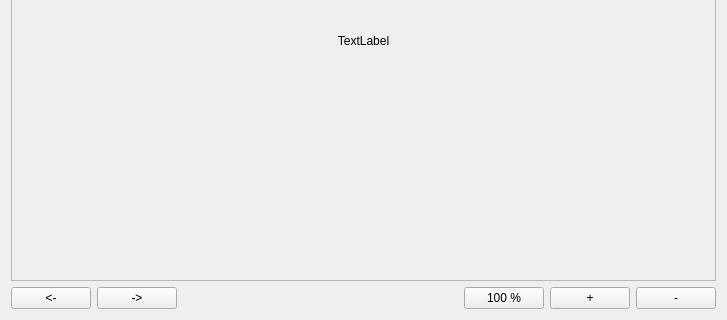
Old version of the form widget_types/myWidgets/viewer/viewer.ui in the repository verbkinm/interactive_whiteboard; both pictures show x 0 to 727 and y 210 to 530 of the 727 by 530 pixel window.
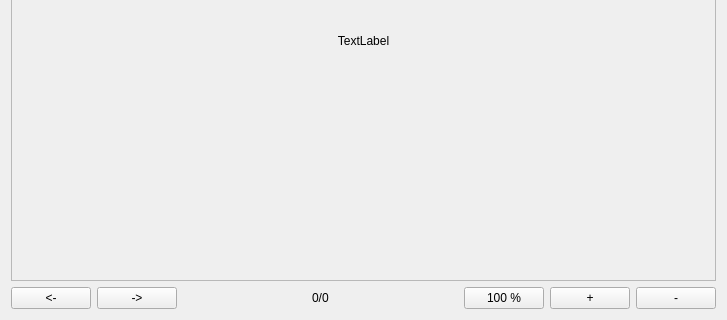
New version of the form.

```diff
--- a/widget_types/myWidgets/viewer/viewer.ui
+++ b/widget_types/myWidgets/viewer/viewer.ui
@@ -86,6 +86,26 @@
        </property>
       </widget>
      </item>
+     <item>
+      <spacer name="horizontalSpacer">
+       <property name="orientation">
+        <enum>Qt::Horizontal</enum>
+       </property>
+       <property name="sizeHint" stdset="0">
+        <size>
+         <width>40</width>
+         <height>20</height>
+        </size>
+       </property>
+      </spacer>
+     </item>
+     <item>
+      <widget class="QLabel" name="pages">
+       <property name="text">
+        <string>0/0</string>
+       </property>
+      </widget>
+     </item>
      <item>
       <spacer name="horizontalSpacer_2">
        <property name="orientation">
```
